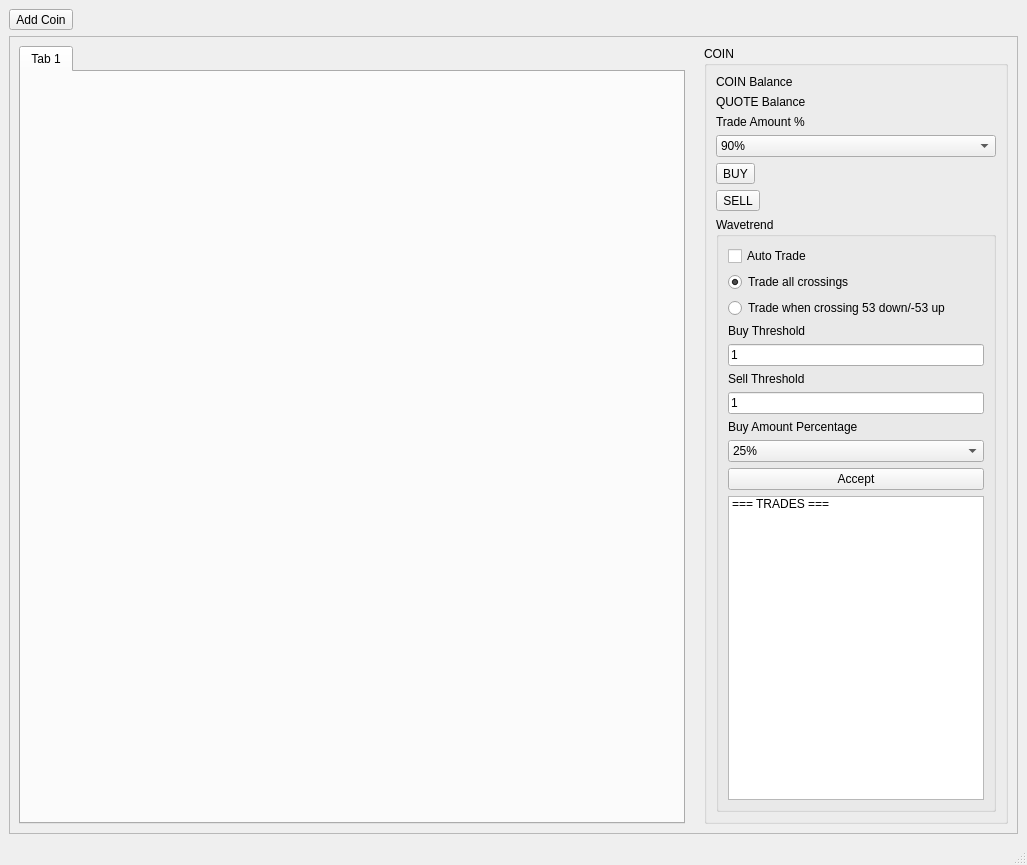
Old version of the form mainwindowqt.ui in the repository pywizard/wavetrend.
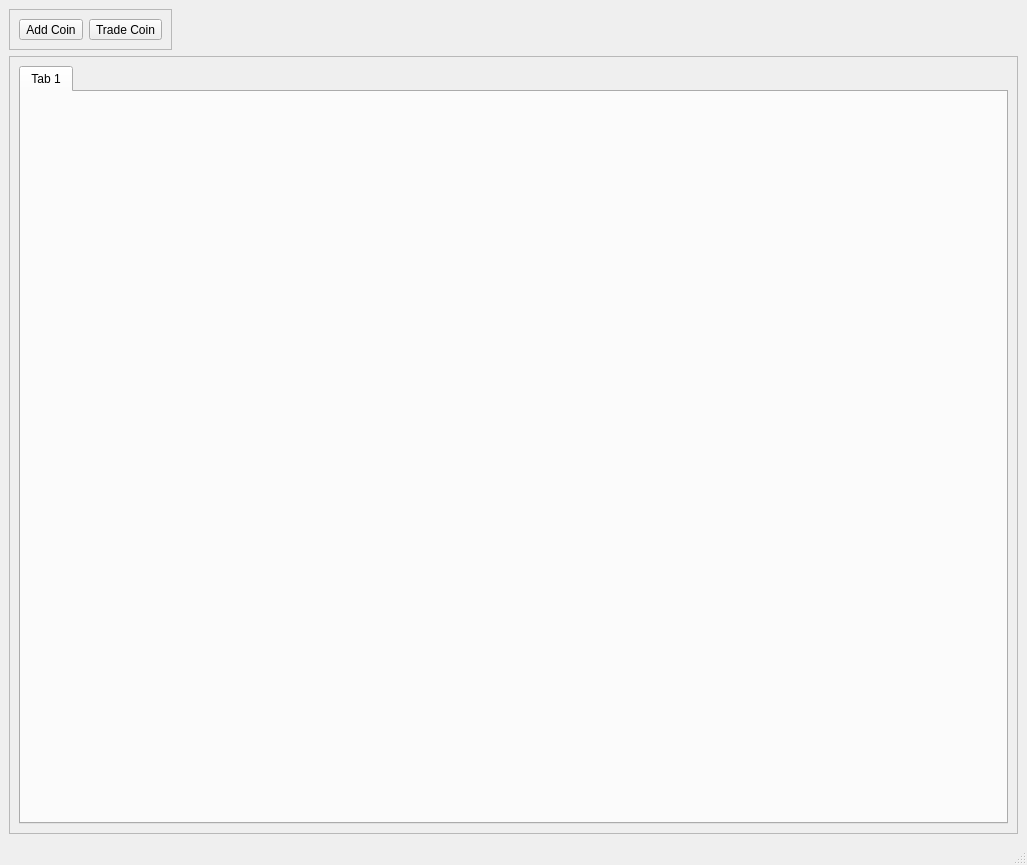
New version of the form. Icons and pictures are not drawn.

Commit message: add trade dialog

Patch:
```diff
--- a/mainwindowqt.ui
+++ b/mainwindowqt.ui
@@ -32,13 +32,44 @@
   <widget class="QWidget" name="centralwidget">
    <layout class="QVBoxLayout" name="verticalLayout_2">
     <item>
-     <widget class="QToolButton" name="toolButton">
-      <property name="text">
-       <string>Add Coin</string>
+     <widget class="QFrame" name="frame_2">
+      <property name="sizePolicy">
+       <sizepolicy hsizetype="Fixed" vsizetype="Fixed">
+        <horstretch>0</horstretch>
+        <verstretch>0</verstretch>
+       </sizepolicy>
       </property>
-      <property name="toolButtonStyle">
-       <enum>Qt::ToolButtonIconOnly</enum>
+      <property name="frameShape">
+       <enum>QFrame::StyledPanel</enum>
       </property>
+      <property name="frameShadow">
+       <enum>QFrame::Raised</enum>
+      </property>
+      <layout class="QHBoxLayout" name="horizontalLayout_2">
+       <item>
+        <widget class="QToolButton" name="toolButton">
+         <property name="sizePolicy">
+          <sizepolicy hsizetype="Expanding" vsizetype="Expanding">
+           <horstretch>0</horstretch>
+           <verstretch>0</verstretch>
+          </sizepolicy>
+         </property>
+         <property name="text">
+          <string>Add Coin</string>
+         </property>
+         <property name="toolButtonStyle">
+          <enum>Qt::ToolButtonIconOnly</enum>
+         </property>
+        </widget>
+       </item>
+       <item>
+        <widget class="QToolButton" name="toolButton_2">
+         <property name="text">
+          <string>Trade Coin</string>
+         </property>
+        </widget>
+       </item>
+      </layout>
      </widget>
     </item>
     <item>
@@ -65,189 +96,6 @@
          </widget>
         </widget>
        </item>
-       <item>
-        <widget class="QLabel" name="label">
-         <property name="text">
-          <string/>
-         </property>
-        </widget>
-       </item>
-       <item>
-        <widget class="QGroupBox" name="groupBox">
-         <property name="title">
-          <string>COIN</string>
-         </property>
-         <layout class="QVBoxLayout" name="verticalLayout_6">
-          <item>
-           <widget class="QLabel" name="label_14">
-            <property name="text">
-             <string>COIN Balance</string>
-            </property>
-           </widget>
-          </item>
-          <item>
-           <widget class="QLabel" name="label_15">
-            <property name="text">
-             <string>QUOTE Balance</string>
-            </property>
-           </widget>
-          </item>
-          <item>
-           <widget class="QLabel" name="label_13">
-            <property name="text">
-             <string>Trade Amount %</string>
-            </property>
-           </widget>
-          </item>
-          <item>
-           <widget class="QComboBox" name="comboBox_5">
-            <item>
-             <property name="text">
-              <string>90%</string>
-             </property>
-            </item>
-            <item>
-             <property name="text">
-              <string>75%</string>
-             </property>
-            </item>
-            <item>
-             <property name="text">
-              <string>50%</string>
-             </property>
-            </item>
-            <item>
-             <property name="text">
-              <string>25%</string>
-             </property>
-            </item>
-           </widget>
-          </item>
-          <item>
-           <widget class="QToolButton" name="toolButton_2">
-            <property name="text">
-             <string>BUY</string>
-            </property>
-           </widget>
-          </item>
-          <item>
-           <widget class="QToolButton" name="toolButton_3">
-            <property name="text">
-             <string>SELL</string>
-            </property>
-           </widget>
-          </item>
-          <item>
-           <widget class="QGroupBox" name="groupBox_2">
-            <property name="title">
-             <string>Wavetrend</string>
-            </property>
-            <layout class="QVBoxLayout" name="verticalLayout_5">
-             <item>
-              <widget class="QCheckBox" name="checkBox_4">
-               <property name="text">
-                <string>Auto Trade</string>
-               </property>
-              </widget>
-             </item>
-             <item>
-              <widget class="QRadioButton" name="radioButton_8">
-               <property name="text">
-                <string>Trade all crossings</string>
-               </property>
-               <property name="checked">
-                <bool>true</bool>
-               </property>
-              </widget>
-             </item>
-             <item>
-              <widget class="QRadioButton" name="radioButton_7">
-               <property name="text">
-                <string>Trade when crossing 53 down/-53 up</string>
-               </property>
-              </widget>
-             </item>
-             <item>
-              <widget class="QLabel" name="label_10">
-               <property name="text">
-                <string>Buy Threshold</string>
-               </property>
-              </widget>
-             </item>
-             <item>
-              <widget class="QLineEdit" name="lineEdit_7">
-               <property name="text">
-                <string>1</string>
-               </property>
-              </widget>
-             </item>
-             <item>
-              <widget class="QLabel" name="label_12">
-               <property name="text">
-                <string>Sell Threshold</string>
-               </property>
-              </widget>
-             </item>
-             <item>
-              <widget class="QLineEdit" name="lineEdit_8">
-               <property name="text">
-                <string>1</string>
-               </property>
-              </widget>
-             </item>
-             <item>
-              <widget class="QLabel" name="label_11">
-               <property name="text">
-                <string>Buy Amount Percentage</string>
-               </property>
-              </widget>
-             </item>
-             <item>
-              <widget class="QComboBox" name="comboBox_4">
-               <item>
-                <property name="text">
-                 <string>25%</string>
-                </property>
-               </item>
-               <item>
-                <property name="text">
-                 <string>50%</string>
-                </property>
-               </item>
-               <item>
-                <property name="text">
-                 <string>75%</string>
-                </property>
-               </item>
-               <item>
-                <property name="text">
-                 <string>90%</string>
-                </property>
-               </item>
-              </widget>
-             </item>
-             <item>
-              <widget class="QPushButton" name="pushButton_4">
-               <property name="text">
-                <string>Accept</string>
-               </property>
-              </widget>
-             </item>
-             <item>
-              <widget class="QListWidget" name="listWidget_4">
-               <item>
-                <property name="text">
-                 <string>=== TRADES === </string>
-                </property>
-               </item>
-              </widget>
-             </item>
-            </layout>
-           </widget>
-          </item>
-         </layout>
-        </widget>
-       </item>
       </layout>
      </widget>
     </item>
```
The commit also changes 5 other files.
